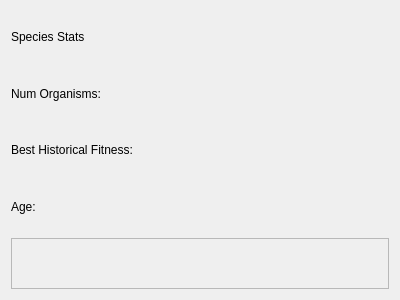
Qt form pygui/species_diagnostics.ui (ArtificialEvolvingWorld/neural-net-tests) before a commit.
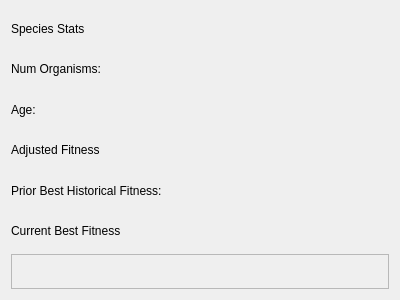
The same form after that commit.

Commit message: Added new textual diagnostic information to the population/species/organism diagnostic windows. Added support for CPPN node types, which currently displays node types as different colors (add labels). Added Regression1D fitness function.

```diff
--- a/pygui/species_diagnostics.ui
+++ b/pygui/species_diagnostics.ui
@@ -14,10 +14,17 @@
    <string>Form</string>
   </property>
   <layout class="QGridLayout" name="gridLayout">
-   <item row="0" column="0">
-    <widget class="QLabel" name="label">
+   <item row="4" column="0">
+    <widget class="QLabel" name="label_3">
      <property name="text">
-      <string>Species Stats</string>
+      <string>Prior Best Historical Fitness:</string>
+     </property>
+    </widget>
+   </item>
+   <item row="1" column="1">
+    <widget class="QLabel" name="num_organisms">
+     <property name="text">
+      <string/>
      </property>
     </widget>
    </item>
@@ -35,28 +42,14 @@
      </property>
     </widget>
    </item>
-   <item row="2" column="0">
-    <widget class="QLabel" name="label_3">
+   <item row="0" column="0">
+    <widget class="QLabel" name="label">
      <property name="text">
-      <string>Best Historical Fitness:</string>
+      <string>Species Stats</string>
      </property>
     </widget>
    </item>
-   <item row="2" column="1">
-    <widget class="QLabel" name="best_fitness">
-     <property name="text">
-      <string/>
-     </property>
-    </widget>
-   </item>
-   <item row="3" column="0">
-    <widget class="QLabel" name="label_4">
-     <property name="text">
-      <string>Age:</string>
-     </property>
-    </widget>
-   </item>
-   <item row="4" column="0" colspan="2">
+   <item row="7" column="0" colspan="2">
     <widget class="QFrame" name="plot_holder">
      <property name="frameShape">
       <enum>QFrame::StyledPanel</enum>
@@ -66,13 +59,48 @@
      </property>
     </widget>
    </item>
-   <item row="3" column="1">
+   <item row="5" column="0">
+    <widget class="QLabel" name="label_5">
+     <property name="text">
+      <string>Current Best Fitness</string>
+     </property>
+    </widget>
+   </item>
+   <item row="5" column="1">
+    <widget class="QLabel" name="best_fitness">
+     <property name="text">
+      <string/>
+     </property>
+    </widget>
+   </item>
+   <item row="2" column="0">
+    <widget class="QLabel" name="label_4">
+     <property name="text">
+      <string>Age:</string>
+     </property>
+    </widget>
+   </item>
+   <item row="2" column="1">
     <widget class="QLabel" name="age">
      <property name="text">
       <string/>
      </property>
     </widget>
    </item>
+   <item row="3" column="0">
+    <widget class="QLabel" name="label_6">
+     <property name="text">
+      <string>Adjusted Fitness</string>
+     </property>
+    </widget>
+   </item>
+   <item row="3" column="1">
+    <widget class="QLabel" name="adj_fitness">
+     <property name="text">
+      <string/>
+     </property>
+    </widget>
+   </item>
   </layout>
  </widget>
  <resources/>
```
Left out of the diff: 4 changed lines with no effect on the pictures. The commit also changes 9 other files.
